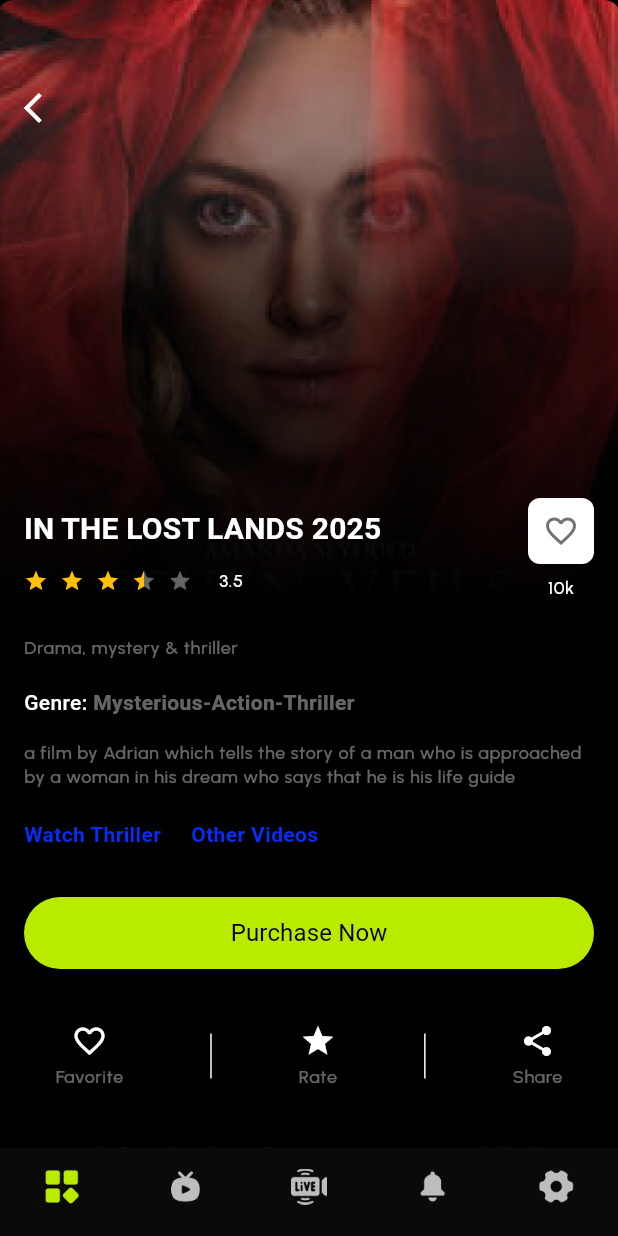
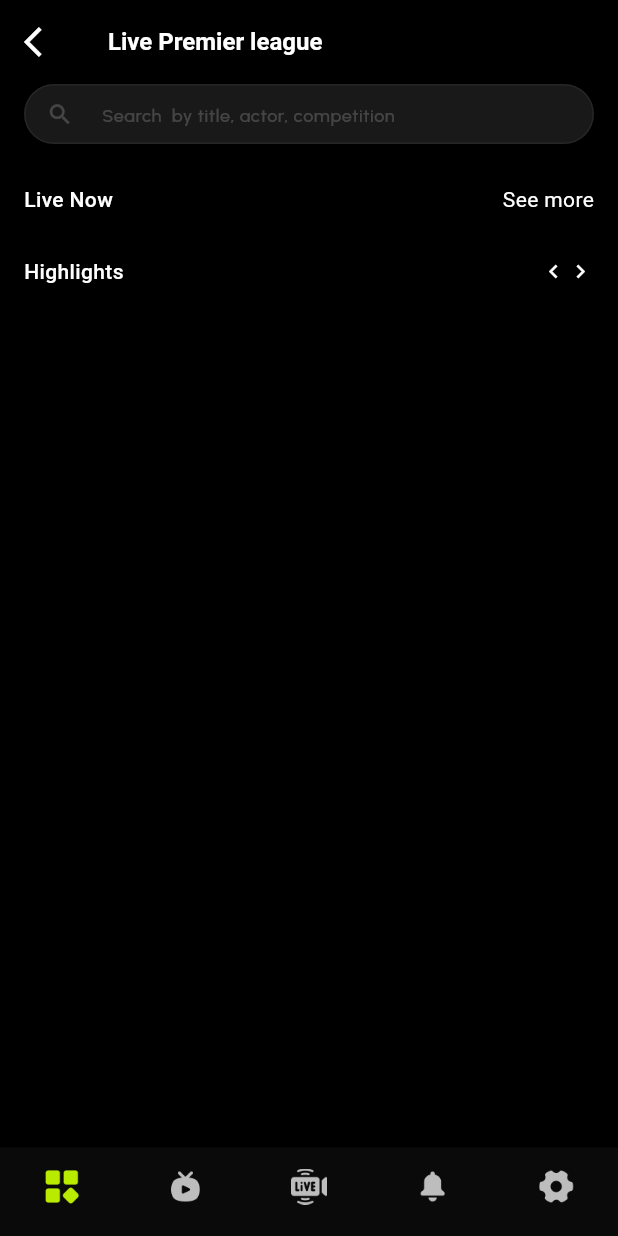
Before and after one commit to salmanbashar1009/malooz, a Flutter app: the ParentScreen screen opened by its route, on a phone screen of 412 x 824 dp. Run offline on Flutter 3.47's test engine with Material 3 defaults, Android fonts, the phone set to English and light mode, and no system bars; drawn by our look-alikes of flutter_rating_bar; our stand-ins replace equatable, flutter_bloc, google_fonts, intl_phone_field, pin_code_fields.

Commit message:
live screen added

```diff
--- a/lib/core/theme/app_theme.dart
+++ b/lib/core/theme/app_theme.dart
@@ -1,4 +1,5 @@
 import 'package:flutter/material.dart';
+import 'package:google_fonts/google_fonts.dart';
 import '../constant/app_colors.dart';
 import 'app_text_theme.dart';
 import 'common_style.dart';
@@ -20,6 +21,11 @@
     appBarTheme: AppBarTheme(
       backgroundColor: Colors.transparent,
       surfaceTintColor: Colors.transparent,
+      titleTextStyle: GoogleFonts.roboto(
+        color: AppColors.white,
+        fontSize: 16,
+        fontWeight: FontWeight.w600,
+      )
     ),
     textTheme: AppTextTheme.darkTextTheme,
     inputDecorationTheme: CommonStyle.dark,
--- /dev/null
+++ b/lib/features/common_widgets/app_search_bar.dart
@@ -0,0 +1,28 @@
+import 'package:flutter/material.dart';
+import 'package:malooz/core/constant/app_colors.dart';
+
+class AppSearchBar extends StatelessWidget {
+  const AppSearchBar({
+    super.key,
+  });
+
+
+  @override
+  Widget build(BuildContext context) {
+    final textTheme = Theme.of(context).textTheme;
+    return SizedBox(height: 40, child: TextFormField(
+      decoration: InputDecoration(
+        contentPadding: const EdgeInsets.only(top: 0),
+        hintText: "Search  by title, actor, competition",
+        hintStyle:  textTheme.bodySmall?.copyWith(color: AppColors.white20),
+        fillColor: AppColors.white10,
+        prefixIcon: const Icon(Icons.search,color: AppColors.white20,size: 18,),
+        focusedBorder: OutlineInputBorder(
+            borderSide: BorderSide(color: AppColors.white6),
+            borderRadius: BorderRadius.circular(99)
+        ),
+
+      ),
+    ));
+  }
+}
--- a/lib/features/common_widgets/section_header.dart
+++ b/lib/features/common_widgets/section_header.dart
@@ -4,14 +4,13 @@
 
 class SectionHeader extends StatelessWidget {
   final String title;
+  final bool? seeMore;
 
-  const SectionHeader({super.key, required this.title});
+  const SectionHeader({super.key, required this.title, this.seeMore = false});
 
   @override
   Widget build(BuildContext context) {
-    return Padding(
-      padding: AppPadding.horizontal16,
-      child: Row(mainAxisAlignment: MainAxisAlignment.spaceBetween, children: [
+    return Row(mainAxisAlignment: MainAxisAlignment.spaceBetween, children: [
       Text(
         title,
         style: Theme.of(context)
@@ -19,11 +18,24 @@
             .bodyMedium
             ?.copyWith(color: AppColors.white, fontWeight: FontWeight.w500),
       ),
-        Row(children: const [
-          Icon(Icons.chevron_left, color: AppColors.white, size: 18,),
-          Icon(Icons.chevron_right, color: AppColors.white, size: 18,)
+      seeMore == true
+          ? Text(
+              'See more',
+              style: Theme.of(context).textTheme.bodyMedium?.copyWith(
+                  color: AppColors.white, fontWeight: FontWeight.w400),
+            )
+          : Row(children: const [
+              Icon(
+                Icons.chevron_left,
+                color: AppColors.white,
+                size: 18,
+              ),
+              Icon(
+                Icons.chevron_right,
+                color: AppColors.white,
+                size: 18,
+              )
             ])
-      ]),
-    );
+    ]);
   }
 }
--- a/lib/features/details/ui/screen/details_screen.dart
+++ b/lib/features/details/ui/screen/details_screen.dart
@@ -100,7 +100,6 @@
           BuildHorizontalList(itemCount: 10, imagePath: AppImages.movie,height: 125,width: 100,listHeight: 160,hasRating: true,),
           const SizedBox(height: 20,),
 
-
         ],
       ),
     );
--- a/lib/features/home/ui/widgets/home_screen_header.dart
+++ b/lib/features/home/ui/widgets/home_screen_header.dart
@@ -1,5 +1,4 @@
 import 'package:flutter/material.dart';
-
 import '../../../../core/constant/app_colors.dart';
 
 class HomeScreenHeader extends StatelessWidget {
@@ -13,20 +12,7 @@
   @override
   Widget build(BuildContext context) {
     return AppBar(
-      title: SizedBox(height: 40, child: TextFormField(
-        decoration: InputDecoration(
-          contentPadding: const EdgeInsets.only(top: 0),
-          hintText: "Search  by title, actor, competition",
-          hintStyle:  textTheme.bodySmall?.copyWith(color: AppColors.white20),
-          fillColor: AppColors.white10,
-          prefixIcon: const Icon(Icons.search,color: AppColors.white20,size: 18,),
-          focusedBorder: OutlineInputBorder(
-              borderSide: BorderSide(color: AppColors.white6),
-              borderRadius: BorderRadius.circular(99)
-          ),
-
-        ),
-      )),
+      title: SearchBar(),
       centerTitle: true,
 
       actionsPadding: const EdgeInsets.only(right: 12,),
--- /dev/null
+++ b/lib/features/live/ui/screens/live_screen.dart
@@ -0,0 +1,36 @@
+import 'package:flutter/material.dart';
+import 'package:malooz/core/constant/app_images.dart';
+import 'package:malooz/core/constant/app_padding.dart';
+import 'package:malooz/features/common_widgets/app_search_bar.dart';
+import 'package:malooz/features/common_widgets/build_horizontal_list.dart';
+import 'package:malooz/features/common_widgets/section_header.dart';
+
+import '../../../../core/utls/utls.dart';
+
+class LiveScreen extends StatelessWidget {
+  const LiveScreen({super.key});
+
+  @override
+  Widget build(BuildContext context) {
+    return Scaffold(
+      appBar: AppBar(
+        leading: Utils.backButton(onTap: (){}),
+        title: const Text("Live Premier league"),
+      ),
+      body: Padding(
+        padding: AppPadding.horizontal16,
+        child: Column(
+          children: [
+            AppSearchBar(),
+            const SizedBox(height: 27,),
+            SectionHeader(title: "Live Now",seeMore: true,),
+            const SizedBox(height: 28,),
+            SectionHeader(title: "Highlights",),
+            const SizedBox(height: 17,),
+
+          ],
+        ),
+      ),
+    );
+  }
+}
--- a/lib/features/parent/ui/screens/parent_screen.dart
+++ b/lib/features/parent/ui/screens/parent_screen.dart
@@ -2,6 +2,7 @@
 import 'package:malooz/core/constant/app_colors.dart';
 import 'package:malooz/features/details/ui/screen/details_screen.dart';
 import 'package:malooz/features/home/ui/screens/home_screen.dart';
+import 'package:malooz/features/live/ui/screens/live_screen.dart';
 
 import '../../../../core/constant/app_icons.dart';
 
@@ -11,7 +12,7 @@
   @override
   Widget build(BuildContext context) {
     return  Scaffold(
-      body: DetailsScreen(),
+      body: LiveScreen(),
       bottomNavigationBar: Theme(
         data: Theme.of(context).copyWith(
           splashFactory: NoSplash.splashFactory,       // disables splash animations completely
```
Lines whose indentation alone changed are shown as unchanged.
